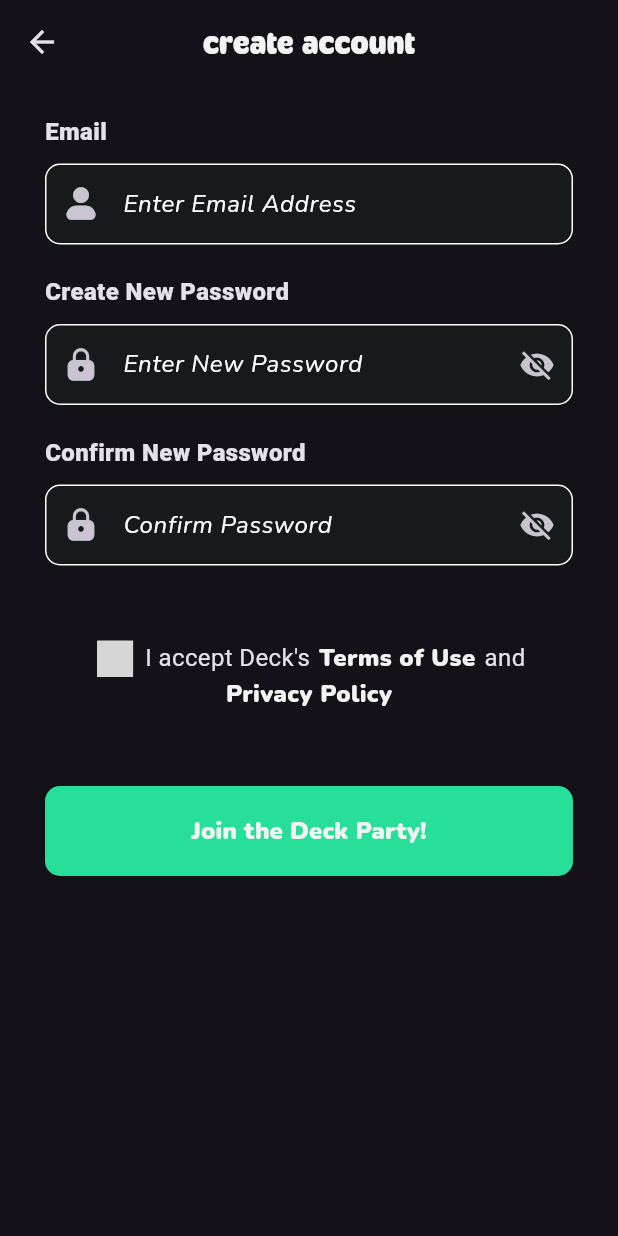
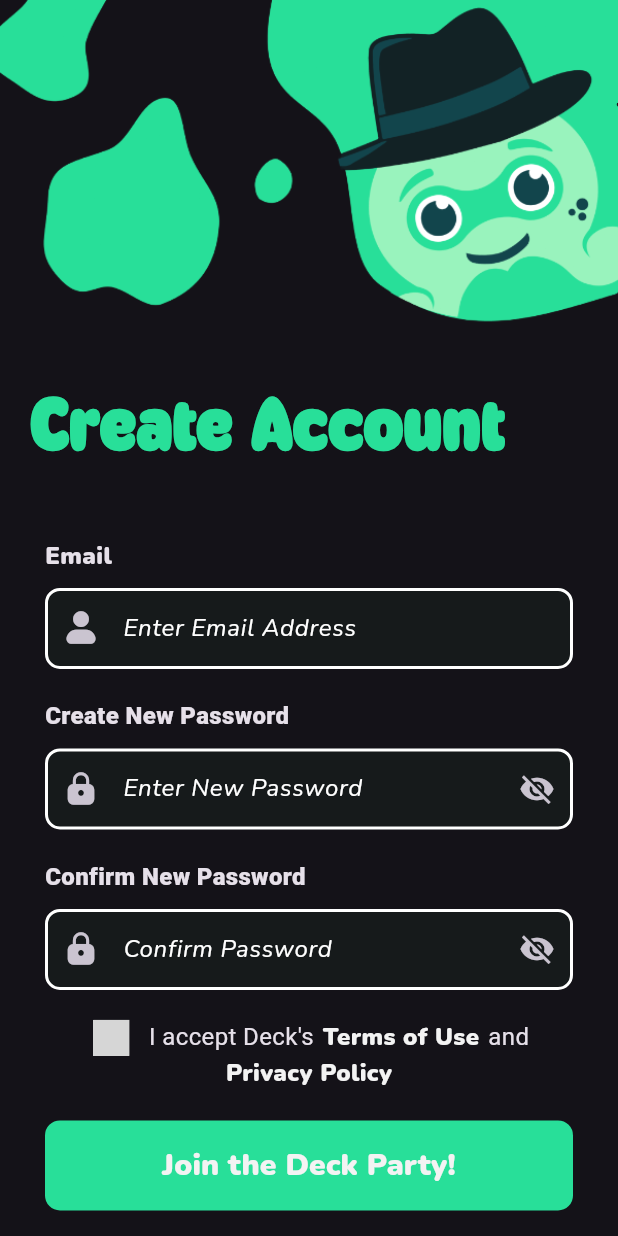
Before and after one commit to majiinB/Deck-V2, a Flutter app: the screen it shows after launch, after a tap on "Create New Account", on a phone screen of 412 x 824 dp. Run offline on Flutter 3.47's test engine with Material 3 defaults, Android fonts, the phone set to English and light mode, and no system bars; our stand-ins replace cloud_firestore, curved_labeled_navigation_bar, dropdown_button2, file_picker, firebase_auth, firebase_core and 15 more; missing offline and left inert: dart:ffi, msh_checkbox; accounts and stored records are empty; generated files the repository leaves out were written again; grey boxes are pictures that could not be loaded.

Commit message:
fixed create acc

```diff
--- a/lib/pages/auth/create_account.dart
+++ b/lib/pages/auth/create_account.dart
@@ -48,25 +48,51 @@ class _CreateAccountPageState extends State<CreateAccountPage> {
   @override
   Widget build(BuildContext context) {
     return Scaffold(
-      appBar: const AuthBar(
-        automaticallyImplyLeading: true,
-        title: 'create account',
-        color: DeckColors.white,
-        fontSize: 24,
+      // appBar: const AuthBar(
+      //   automaticallyImplyLeading: true,
+      //   title: 'create account',
+      //   color: DeckColors.white,
+      //   fontSize: 24,
+      // ),
+      body: _isLoading ?  const Center(
+        child:CircularProgressIndicator()) :
+    SingleChildScrollView(child: Column(
+    children: [
+    Image(
+    image: const AssetImage('assets/images/AddDeck_Header.png'),
+    width: MediaQuery.of(context).size.width,
+    fit: BoxFit.cover,
     ),
-      body: _isLoading ? const Center(child: CircularProgressIndicator()) : SingleChildScrollView(
-        child: Padding(
-          padding: const EdgeInsets.only(left: 30, right: 30),
+    Padding(
+    padding: const EdgeInsets.all(20.0),
     child: Column(
+    crossAxisAlignment: CrossAxisAlignment.start,
     children: [
+    SizedBox(
+    width:MediaQuery.of(context).size.width,
+    child:  const Padding(padding: EdgeInsets.only(top: 10),
+    child:
+    Text('Create Account',
+    style: TextStyle(
+    fontFamily: 'Fraiche',
+    color: DeckColors.primaryColor,
+    fontSize: 52,
+    fontWeight: FontWeight.w900,
+    ),
+    ),
+    ),)
+    ]
+    ),
+    ),
     Padding(
-                padding: const EdgeInsets.only(top: 20),
+    padding: const EdgeInsets.only(top: 20, left: 30, right: 30),
     child: Column(
     crossAxisAlignment: CrossAxisAlignment.start,
     children: [
     const Text(
     'Email',
     style: TextStyle(
+    fontFamily: 'Nunito',
     fontSize: 16,
     fontWeight: FontWeight.w900,
     ),
@@ -84,7 +110,7 @@ class _CreateAccountPageState extends State<CreateAccountPage> {
     ),
     ),
     Padding(
-                padding: const EdgeInsets.only(top: 20),
+    padding: const EdgeInsets.only(top: 20, left: 30, right: 30),
     child: Column(
     crossAxisAlignment: CrossAxisAlignment.start,
     children: [
@@ -108,7 +134,7 @@ class _CreateAccountPageState extends State<CreateAccountPage> {
     ),
     ),
     Padding(
-                padding: const EdgeInsets.only(top: 20),
+    padding: const EdgeInsets.only(top: 20, left: 30, right: 30),
     child: Column(
     crossAxisAlignment: CrossAxisAlignment.start,
     children: [
@@ -132,7 +158,7 @@ class _CreateAccountPageState extends State<CreateAccountPage> {
     ),
     ),
     Padding(
-                padding: const EdgeInsets.only(top: 50, bottom: 20),
+    padding: const EdgeInsets.only(top: 20, left: 30, right: 30),
     child: Wrap(
     alignment: WrapAlignment.center,
     children: [
@@ -141,7 +167,7 @@ class _CreateAccountPageState extends State<CreateAccountPage> {
     child: checkBox,
     ),
     const SizedBox(
-                      width: 5,
+    width: 10,
     ),
     const Text(
     "I accept Deck's",
@@ -197,7 +223,7 @@ class _CreateAccountPageState extends State<CreateAccountPage> {
     ),
     ),
     Padding(
-                padding: const EdgeInsets.only(top: 30),
+    padding: const EdgeInsets.only(top: 20, left: 30, right: 30),
     child: BuildButton(
     onPressed: () async {
     setState(() => _isLoading = true);
@@ -262,15 +288,109 @@ class _CreateAccountPageState extends State<CreateAccountPage> {
     radius: 10,
     backgroundColor: DeckColors.primaryColor,
     textColor: DeckColors.white,
-                  fontSize: 16,
+    fontSize: 20,
     borderWidth: 0,
     borderColor: Colors.transparent,
+    ),
+    ),
+    const Padding(
+    padding: EdgeInsets.only(top: 20, left: 30, right: 30),
+    child: Row(
+    mainAxisAlignment: MainAxisAlignment.center,
+    children: [
+    Expanded(
+    child: Divider(
+    thickness: 2,
+    color: DeckColors.white,
+    ),
+    ),
+    Padding(
+    padding: EdgeInsets.symmetric(horizontal: 16.0),
+    child: Text(
+    'or continue',
+    style: TextStyle(
+    fontSize: 16,
+    color: DeckColors.white
+    ),
+    ),
+    ),
+    Expanded(
+    child: Divider(
+    thickness: 2,
+    color: DeckColors.white,
     ),
     ),
     ],
     ),
     ),
+    Padding(
+    padding: const EdgeInsets.only(top: 20, left: 30, right: 30),
+    child: BuildButton(
+    onPressed: () async {
+    final authService = AuthService();
+    try {
+    final currentUser = await authService.signUpWithGoogle();
+    final user = <String, dynamic> {
+    "email": currentUser?.email,
+    "name": currentUser?.displayName,
+    "user_id": currentUser?.uid,
+    "cover_photo": "",
+    "fcm_token": await FCMService().getToken(),
+    };
+    final db = FirebaseFirestore.instance;
+    final snap = await db.collection("users").where('email',isEqualTo: currentUser?.email).get();
+    if(snap.docs.isEmpty){
+    await db.collection("users").add(user);
+    } else {
+    await FCMService().renewToken();
+    }
+    Navigator.of(context).push(
+    RouteGenerator.createRoute(const AuthGate()),
+    );
+    } catch (e){
+    print(e.toString());
+    ///display error
+    showInformationDialog(context, "Error signing up", "A problem occured while signing up. Please try again.");
+    }
+    },
+    buttonText: 'Google',
+    height: 60,
+    width: MediaQuery.of(context).size.width,
+    radius: 10,
+    backgroundColor: Colors.transparent,
+    textColor: DeckColors.white,
+    fontSize: 24,
+    borderWidth: 2,
+    borderColor: Colors.white,
+    svg: 'assets/icons/google-icon.svg',
+    svgHeight: 24,
     ),
+    ),
+    Padding(
+    padding: const EdgeInsets.only(top: 20, left: 30, right: 30),
+    child:
+    BuildButton(
+    buttonText: "Cancel",
+    height: 60,
+    width: MediaQuery.of(context).size.width,
+    radius: 10,
+    backgroundColor: Colors.transparent,
+    textColor: DeckColors.white,
+    size: 16,
+    fontSize: 20,
+    borderWidth: 2,
+    borderColor:  DeckColors.white,
+    onPressed: () {
+    print("Cancel button clicked");
+    Navigator.pop(context);
+    },
+    ),
+
+    )
+    ],
+    )
+    )
+
     );
   }
 }
--- a/lib/pages/auth/signup.dart
+++ b/lib/pages/auth/signup.dart
@@ -32,13 +32,14 @@ class _SignUpPageState extends State<SignUpPage> {
       //   color: DeckColors.primaryColor,
       //   fontSize: 24,
       // ),
-      body: _isLoading ? SingleChildScrollView(
-        child: CircularProgressIndicator()) :
-      Column(
+      body: _isLoading ? const Center(
+        child:CircularProgressIndicator()) :
+    SingleChildScrollView(child:
+    Column(
         mainAxisAlignment: MainAxisAlignment.center,
         children: [
           Image(
-            image: AssetImage('assets/images/startDeck.png'),
+            image: const AssetImage('assets/images/startDeck.png'),
             width: MediaQuery.of(context).size.width,
             fit: BoxFit.fitWidth,
           ),
@@ -129,7 +130,7 @@ class _SignUpPageState extends State<SignUpPage> {
           ),
         ],
       ),
-
+    )
 
     );
   }
--- a/lib/pages/misc/widget_method.dart
+++ b/lib/pages/misc/widget_method.dart
@@ -941,7 +941,7 @@ class BuildTextBoxState extends State<BuildTextBox> {
           borderRadius: BorderRadius.circular(10.0),
           borderSide: const BorderSide(
             color: Colors.white,
-            width: 1.0,
+            width: 2.0,
           ),
         ),
         focusedBorder: OutlineInputBorder(
```
Lines whose indentation alone changed are shown as unchanged.
